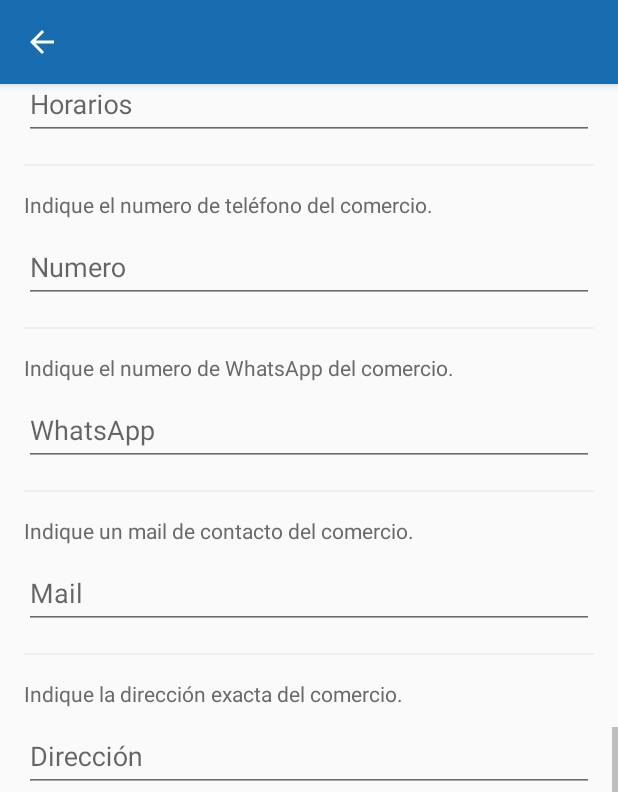
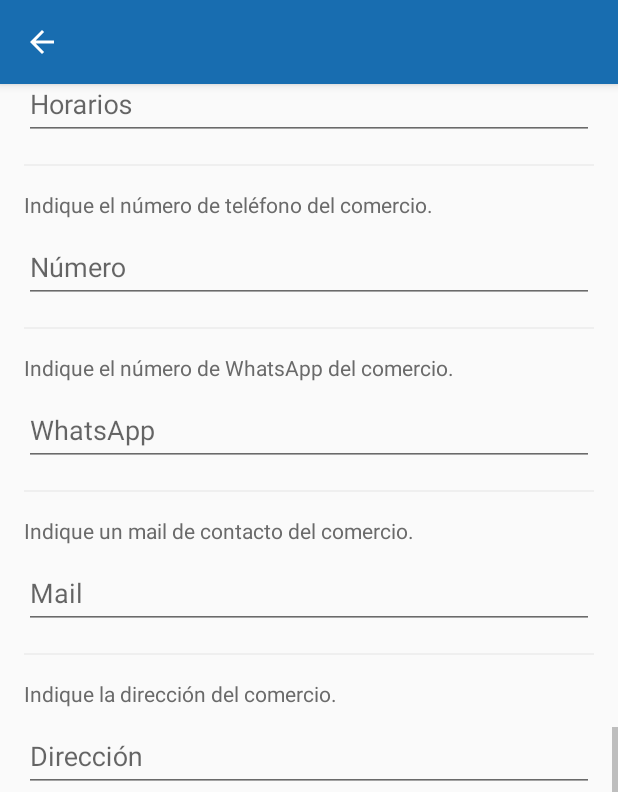
Before and after one commit to alexismorison95/concepcionApp, an Android app: the ComercianteActivity screen opened directly, with no data from a screen before it, scrolled down 1074 dp, on a phone screen of 412 x 824 dp. Shown: the top 792 px of the screen. Run offline under Robolectric (Android 15) with nearby library versions, the phone set to English and light mode, and no system bars; our stand-ins replace Firebase (no records; nobody signed in at launch, a user with empty details on screens opened directly), Picasso; libraries missing offline, so code that uses them is left out: com.firebase.ui; pictures from the network do not load; 2 statements that could not run were skipped.

Commit message:
Fixed detalles finales

```diff
--- a/app/src/main/java/com/morris/concepcionapp/MainActivity.kt
+++ b/app/src/main/java/com/morris/concepcionapp/MainActivity.kt
@@ -34,8 +34,9 @@ class MainActivity : AppCompatActivity() {
     }
 
     override fun onOptionsItemSelected(item: MenuItem): Boolean {
+
             if (R.id.button_comerciante == item.itemId) {
-                // Ejecuto codigo
+
                 val intent = Intent(this, ComercianteActivity::class.java)
 
                 startActivity(intent)
@@ -45,6 +46,7 @@ class MainActivity : AppCompatActivity() {
     }
 
     private fun configurarTabLayout() {
+
         val sectionsPagerAdapter = SectionsPagerAdapter(this, supportFragmentManager)
 
         val viewPager = findViewById<ViewPager>(R.id.viewpager_main)
--- a/app/src/main/res/layout/activity_buscar.xml
+++ b/app/src/main/res/layout/activity_buscar.xml
@@ -2,9 +2,9 @@
 <androidx.coordinatorlayout.widget.CoordinatorLayout
     xmlns:android="http://schemas.android.com/apk/res/android"
     xmlns:tools="http://schemas.android.com/tools"
+    xmlns:app="http://schemas.android.com/apk/res-auto"
     android:layout_width="match_parent"
     android:layout_height="match_parent"
-    xmlns:app="http://schemas.android.com/apk/res-auto"
     tools:context=".ui.main.BuscarActivity">
 
     <com.google.android.material.appbar.AppBarLayout
@@ -47,7 +47,7 @@
             android:id="@+id/textViewNotFound"
             android:layout_width="match_parent"
             android:layout_height="wrap_content"
-            android:text="No se encontraron resultados"
+            android:text="@string/not_found"
             android:textAlignment="center"
             android:paddingTop="16dp"/>
 
--- a/app/src/main/res/layout/activity_comerciante.xml
+++ b/app/src/main/res/layout/activity_comerciante.xml
@@ -29,7 +29,7 @@
 
         <LinearLayout
             android:layout_width="match_parent"
-            android:layout_height="match_parent"
+            android:layout_height="wrap_content"
             android:padding="16dp"
             android:orientation="vertical">
 
@@ -50,7 +50,7 @@
             <TextView
                 android:layout_width="wrap_content"
                 android:layout_height="wrap_content"
-                android:text="Indique el CUIT del comercio."
+                android:text="@string/cuit_text_view"
                 android:textColor="@color/colorText"/>
 
             <com.google.android.material.textfield.TextInputLayout
@@ -62,7 +62,7 @@
                     android:id="@+id/formulario_cuit"
                     android:layout_width="match_parent"
                     android:layout_height="wrap_content"
-                    android:hint="CUIT"
+                    android:hint="@string/cuit"
                     android:inputType="number"
                     android:imeOptions="actionNext"
                     android:nextFocusForward="@id/formulario_nombre"
@@ -80,7 +80,7 @@
             <TextView
                 android:layout_width="wrap_content"
                 android:layout_height="wrap_content"
-                android:text="Indique el Nombre comercial del comercio."
+                android:text="@string/nombre_text_view"
                 android:textColor="@color/colorText"/>
 
             <com.google.android.material.textfield.TextInputLayout
@@ -92,7 +92,7 @@
                     android:id="@+id/formulario_nombre"
                     android:layout_width="match_parent"
                     android:layout_height="wrap_content"
-                    android:hint="Nombre"
+                    android:hint="@string/nombre"
                     android:inputType="text"
                     android:imeOptions="actionNext"
                     android:nextFocusDown="@id/formulario_descripcion"
@@ -109,7 +109,7 @@
             <TextView
                 android:layout_width="wrap_content"
                 android:layout_height="wrap_content"
-                android:text="Indique una descripcion del comercio."
+                android:text="@string/descripcion_text_view"
                 android:textColor="@color/colorText"/>
 
             <com.google.android.material.textfield.TextInputLayout
@@ -121,7 +121,7 @@
                     android:id="@+id/formulario_descripcion"
                     android:layout_width="match_parent"
                     android:layout_height="wrap_content"
-                    android:hint="Descripcion"
+                    android:hint="@string/descripcion"
                     android:inputType="text"
                     android:imeOptions="actionNext"
                     android:singleLine="true"/>
@@ -137,7 +137,7 @@
             <TextView
                 android:layout_width="wrap_content"
                 android:layout_height="wrap_content"
-                android:text="¿A qué se dedica el comercio? Indique la opcion que corresponda."
+                android:text="@string/a_que_se_dedica"
                 android:paddingBottom="6dp"
                 android:textColor="@color/colorText"/>
 
@@ -152,55 +152,55 @@
                     android:id="@+id/rgc_almacen"
                     android:layout_width="wrap_content"
                     android:layout_height="wrap_content"
-                    android:text="Almacén"/>
+                    android:text="@string/almacen"/>
 
                 <RadioButton
                     android:id="@+id/rgc_carpinteria"
                     android:layout_width="wrap_content"
                     android:layout_height="wrap_content"
-                    android:text="Carnicería"/>
+                    android:text="@string/carniceria"/>
 
                 <RadioButton
                     android:id="@+id/rgc_farmacia"
                     android:layout_width="wrap_content"
                     android:layout_height="wrap_content"
-                    android:text="Farmacia"/>
+                    android:text="@string/farmacia"/>
 
                 <RadioButton
                     android:id="@+id/rgc_ferreteria"
                     android:layout_width="wrap_content"
                     android:layout_height="wrap_content"
-                    android:text="Ferretería"/>
+                    android:text="@string/ferreteria"/>
 
                 <RadioButton
                     android:id="@+id/rgc_gastronomia"
                     android:layout_width="wrap_content"
                     android:layout_height="wrap_content"
-                    android:text="Gastronomía"/>
+                    android:text="@string/gastronomia"/>
 
                 <RadioButton
                     android:id="@+id/rgc_limpieza"
                     android:layout_width="wrap_content"
                     android:layout_height="wrap_content"
-                    android:text="Limpieza"/>
+                    android:text="@string/limpieza"/>
 
                 <RadioButton
                     android:id="@+id/rgc_panaderia"
                     android:layout_width="wrap_content"
                     android:layout_height="wrap_content"
-                    android:text="Panadería"/>
+                    android:text="@string/panaderia"/>
 
                 <RadioButton
                     android:id="@+id/rgc_verduleria"
                     android:layout_width="wrap_content"
                     android:layout_height="wrap_content"
-                    android:text="Verdulería"/>
+                    android:text="@string/verduleria"/>
 
                 <RadioButton
                     android:id="@+id/rgc_otro"
                     android:layout_width="wrap_content"
                     android:layout_height="wrap_content"
-                    android:text="Otro"/>
+                    android:text="@string/otro"/>
 
             </RadioGroup>
 
@@ -213,7 +213,7 @@
             <TextView
                 android:layout_width="wrap_content"
                 android:layout_height="wrap_content"
-                android:text="¿Su empresa realiza actualmente servicios de delivery?"
+                android:text="@string/su_empresa_realiza"
                 android:paddingBottom="6dp"
                 android:textColor="@color/colorText"/>
 
@@ -228,19 +228,19 @@
                     android:id="@+id/rgp_si_propio"
                     android:layout_width="wrap_content"
                     android:layout_height="wrap_content"
-                    android:text="Sí, cuento con personal propio"/>
+                    android:text="@string/si_propio"/>
 
                 <RadioButton
                     android:id="@+id/rgp_si_tercero"
                     android:layout_width="wrap_content"
                     android:layout_height="wrap_content"
-                    android:text="Sí, tercerizo el servicio en remiserías u otros actores"/>
+                    android:text="@string/si_terceros"/>
 
                 <RadioButton
                     android:id="@+id/rgp_no_pronto"
                     android:layout_width="wrap_content"
                     android:layout_height="wrap_content"
-                    android:text="No, pero lo tendré pronto"/>
+                    android:text="@string/no_pronto"/>
 
             </RadioGroup>
 
@@ -253,7 +253,7 @@
             <TextView
                 android:layout_width="wrap_content"
                 android:layout_height="wrap_content"
-                android:text="¿En qué horarios el comercio realiza pedidos de delivery?"
+                android:text="@string/en_que_horarios"
                 android:textColor="@color/colorText"/>
 
             <com.google.android.material.textfield.TextInputLayout
@@ -265,7 +265,7 @@
                     android:id="@+id/formulario_horarios"
                     android:layout_width="match_parent"
                     android:layout_height="wrap_content"
-                    android:hint="Horarios"
+                    android:hint="@string/horarios"
                     android:inputType="text"
                     android:imeOptions="actionNext"
                     android:nextFocusForward="@id/formulario_numero"
@@ -282,7 +282,7 @@
             <TextView
                 android:layout_width="wrap_content"
                 android:layout_height="wrap_content"
-                android:text="Indique el numero de teléfono del comercio."
+                android:text="@string/numero_text_view"
                 android:textColor="@color/colorText"/>
 
             <com.google.android.material.textfield.TextInputLayout
@@ -294,7 +294,7 @@
                     android:id="@+id/formulario_numero"
                     android:layout_width="match_parent"
                     android:layout_height="wrap_content"
-                    android:hint="Numero"
+                    android:hint="@string/numero"
                     android:inputType="phone"
                     android:imeOptions="actionNext"
                     android:nextFocusForward="@id/formulario_whatsapp"
@@ -311,7 +311,7 @@
             <TextView
                 android:layout_width="wrap_content"
                 android:layout_height="wrap_content"
-                android:text="Indique el numero de WhatsApp del comercio."
+                android:text="@string/whatsapp_text_view"
                 android:textColor="@color/colorText"/>
 
             <com.google.android.material.textfield.TextInputLayout
@@ -323,7 +323,7 @@
                     android:id="@+id/formulario_whatsapp"
                     android:layout_width="match_parent"
                     android:layout_height="wrap_content"
-                    android:hint="WhatsApp"
+                    android:hint="@string/whatsapp"
                     android:inputType="phone"
                     android:imeOptions="actionNext"
                     android:nextFocusForward="@id/formulario_mail"
@@ -340,7 +340,7 @@
             <TextView
                 android:layout_width="wrap_content"
                 android:layout_height="wrap_content"
-                android:text="Indique un mail de contacto del comercio."
+                android:text="@string/mail_text_view"
                 android:textColor="@color/colorText"/>
 
             <com.google.android.material.textfield.TextInputLayout
@@ -352,7 +352,7 @@
                     android:id="@+id/formulario_mail"
                     android:layout_width="match_parent"
                     android:layout_height="wrap_content"
-                    android:hint="Mail"
+                    android:hint="@string/mail"
                     android:inputType="textEmailAddress"
                     android:imeOptions="actionNext"
                     android:nextFocusForward="@id/formulario_direccion"
@@ -369,7 +369,7 @@
             <TextView
                 android:layout_width="wrap_content"
                 android:layout_height="wrap_content"
-                android:text="Indique la dirección exacta del comercio."
+                android:text="@string/direccion_text_view"
                 android:textColor="@color/colorText"/>
 
             <com.google.android.material.textfield.TextInputLayout
@@ -381,7 +381,7 @@
                     android:id="@+id/formulario_direccion"
                     android:layout_width="match_parent"
                     android:layout_height="wrap_content"
-                    android:hint="Dirección"
+                    android:hint="@string/direccion"
                     android:inputType="text"
                     android:imeOptions="actionDone"
                     android:singleLine="true"/>
@@ -397,7 +397,7 @@
             <TextView
                 android:layout_width="wrap_content"
                 android:layout_height="wrap_content"
-                android:text="Cargar una foto del comercio."
+                android:text="@string/foto_text_view"
                 android:textColor="@color/colorText"
                 android:paddingBottom="8dp"/>
 
@@ -432,7 +432,7 @@
                 android:id="@+id/btn_guardar"
                 android:layout_width="match_parent"
                 android:layout_height="60dp"
-                android:text="Guardar"
+                android:text="@string/guardar"
                 android:textSize="20sp"
                 android:textColor="@color/colorAccent"
                 android:layout_marginBottom="10dp"/>
--- a/app/src/main/res/layout/fragment_inicio.xml
+++ b/app/src/main/res/layout/fragment_inicio.xml
@@ -48,7 +48,8 @@
                 android:layout_width="match_parent"
                 android:layout_height="wrap_content"
                 android:orientation="vertical"
-                android:paddingLeft="5dp">
+                android:paddingStart="5dp"
+                android:paddingEnd="5dp">
 
                 <Button
                     android:id="@+id/button_almacen"
--- a/app/src/main/res/layout/fragment_noticias.xml
+++ b/app/src/main/res/layout/fragment_noticias.xml
@@ -24,7 +24,7 @@
         android:layout_width="wrap_content"
         android:layout_height="wrap_content"
         android:layout_gravity="end|bottom"
-        android:layout_marginRight="16dp"
+        android:layout_marginEnd="16dp"
         android:layout_marginBottom="60dp"
         app:fabSize="mini"
         android:scaleType="center"
--- a/app/src/main/res/values/strings.xml
+++ b/app/src/main/res/values/strings.xml
@@ -2,8 +2,12 @@
     <string name="app_name">Concepción DeliveryApp</string>
     <string name="tab_text_1">Locales</string>
     <string name="tab_text_2">Noticias</string>
+
+    <string name="not_found">No se encontraron resultados</string>
+
     <string name="buscar">Buscar por comida, rubro, local, etc.</string>
     <string name="inicio_o_categoria">O elegir una categoría</string>
+
     <string name="almacen">almacén</string>
     <string name="carniceria">Carnicería</string>
     <string name="farmacia">Farmacia</string>
@@ -13,5 +17,29 @@
     <string name="otro">Otro</string>
     <string name="panaderia">Panadería</string>
     <string name="verduleria">Verdulería</string>
-    <string name="formulario_explicacion">Si tenes un comercio que tiene delivery o lo estarás incorporando en los próximos días, completa este formulario para incluirlo en el sistema. Su negocio sera visible una vez que un administrador verifique sus datos.</string>
+
+    <string name="formulario_explicacion">Si tenes un comercio que tiene delivery o lo estarás incorporando en los próximos días, completá este formulario para incluirlo en el sistema. Su negocio será visible una vez que un administrador verifique sus datos.</string>
+    <string name="cuit_text_view">Indique el CUIT del comercio.</string>
+    <string name="cuit">CUIT</string>
+    <string name="nombre_text_view">Indique el nombre comercial del comercio.</string>
+    <string name="nombre">Nombre</string>
+    <string name="descripcion_text_view">Indique una descripción del comercio.</string>
+    <string name="descripcion">Descripcion</string>
+    <string name="a_que_se_dedica">¿A qué se dedica el comercio? Indique la opción que corresponda.</string>
+    <string name="su_empresa_realiza">¿Su empresa realiza actualmente servicios de delivery?</string>
+    <string name="si_propio">Sí, cuento con personal propio</string>
+    <string name="si_terceros">Sí, tercerizo el servicio en remiserías u otros actores</string>
+    <string name="no_pronto">No, pero lo tendré pronto</string>
+    <string name="en_que_horarios">¿En qué horarios el comercio realiza pedidos de delivery?</string>
+    <string name="horarios">Horarios</string>
+    <string name="numero_text_view">Indique el número de teléfono del comercio.</string>
+    <string name="numero">Número</string>
+    <string name="whatsapp_text_view">Indique el número de WhatsApp del comercio.</string>
+    <string name="whatsapp">WhatsApp</string>
+    <string name="mail_text_view">Indique un mail de contacto del comercio.</string>
+    <string name="mail">Mail</string>
+    <string name="direccion_text_view">Indique la dirección del comercio.</string>
+    <string name="direccion">Dirección</string>
+    <string name="foto_text_view">Cargar una foto del comercio.</string>
+    <string name="guardar">Guardar</string>
 </resources>
```
Also changed, not shown: app/build.gradle (+8 -0 lines), app/src/main/java/com/morris/concepcionapp/Funciones.kt (added, +30 -0 lines), app/src/main/java/com/morris/concepcionapp/ui/main/BuscarActivity.kt (+49 -32 lines), app/src/main/java/com/morris/concepcionapp/ui/main/ComercianteActivity.kt (+20 -22 lines), app/src/main/java/com/morris/concepcionapp/ui/main/InicioFragment.kt (+39 -33 lines), app/src/main/java/com/morris/concepcionapp/ui/main/NegocioAdapter.kt (+67 -40 lines), app/src/main/java/com/morris/concepcionapp/ui/main/NoticiasFragment.kt (+31 -10 lines), app/src/main/java/com/morris/concepcionapp/ui/main/SectionsPagerAdapter.kt (+6 -6 lines), app/src/main/res/drawable/progress_animation.xml (deleted, +0 -14 lines), app/src/main/res/layout/negocio_view.xml (+19 -6 lines), app/src/main/res/drawable/progress_image_light.png (deleted).
